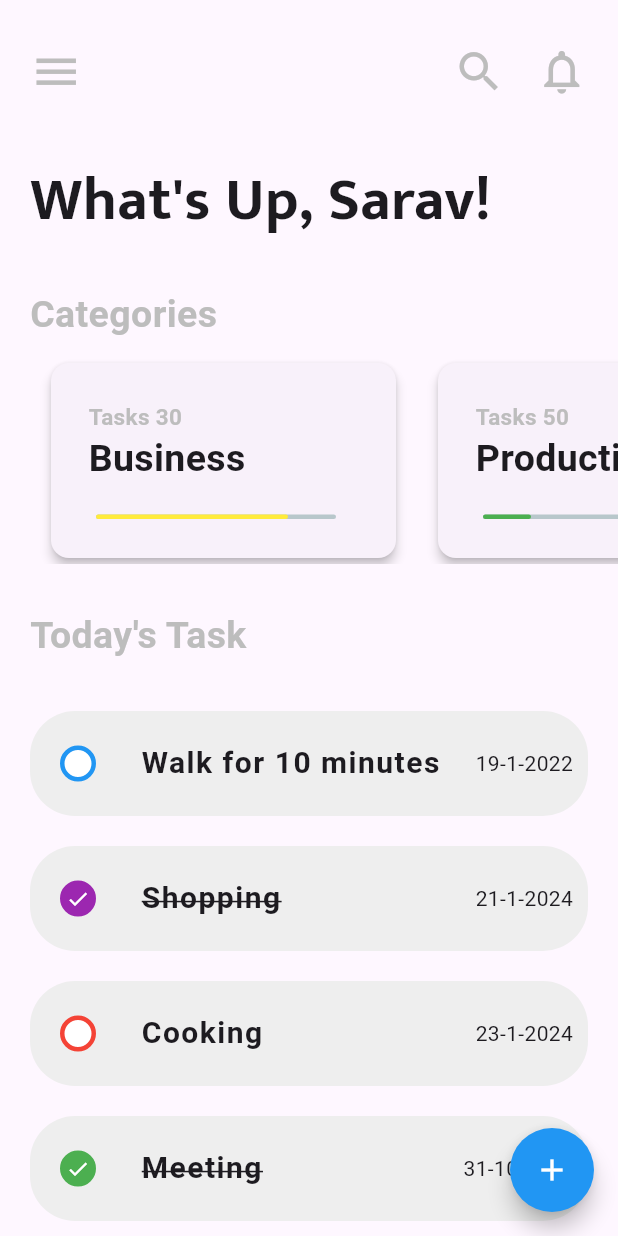
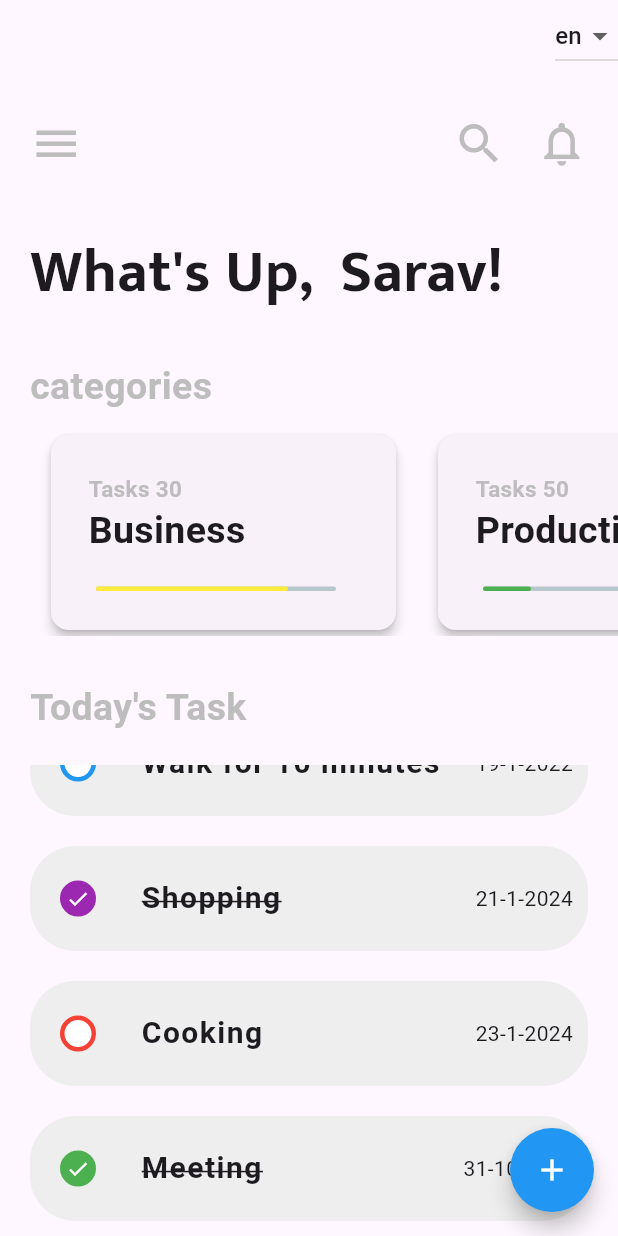
Before and after one commit to saravanan-sarav/todo_app_flutter, a Flutter app: the screen it shows after launch, on a phone screen of 412 x 824 dp. Run offline on Flutter 3.47's test engine with Material 3 defaults, Android fonts, the phone set to English and light mode, and no system bars; drawn by our look-alikes of percent_indicator; our stand-ins replace fl_chart, fluttertoast; generated files the repository leaves out were written again.

Commit message:
Drawer and Localization Completed.

```diff
--- /dev/null
+++ b/l10n.yaml
@@ -0,0 +1,3 @@
+arb-dir: lib/l10n
+template-arb-file: app_de.arb
+output-localization-file: app_localizations.dart
--- a/lib/app_bar.dart
+++ b/lib/app_bar.dart
@@ -2,7 +2,9 @@ import 'package:flutter/material.dart';
 import 'package:todo_app/app_color/app_colors.dart';
 
 class AppBarWidget extends StatelessWidget {
-  const AppBarWidget({super.key});
+  final Function() openDrawer;
+
+  const AppBarWidget({super.key, required this.openDrawer});
 
   @override
   Widget build(BuildContext context) {
@@ -13,8 +15,14 @@ class AppBarWidget extends StatelessWidget {
         mainAxisAlignment: MainAxisAlignment.spaceBetween,
         children: [
           GestureDetector(
-                  onTap: null,
-                  child: Icon(Icons.menu, size: 35.0, color: AppColor.grey,),
+            onTap: () {
+              openDrawer();
+            },
+            child: Icon(
+              Icons.menu,
+              size: 35.0,
+              color: AppColor.grey,
+            ),
           ),
           Row(
             children: [
@@ -23,19 +31,24 @@ class AppBarWidget extends StatelessWidget {
                 child: GestureDetector(
                   onTap: null,
                   child: Icon(
-                          Icons.search, size: 35.0, color: AppColor.grey,),
+                    Icons.search,
+                    size: 35.0,
+                    color: AppColor.grey,
+                  ),
                 ),
               ),
               GestureDetector(
                 onTap: null,
                 child: Icon(
-                        Icons.notifications_none_outlined, size: 35.0, color: AppColor.grey,),
+                  Icons.notifications_none_outlined,
+                  size: 35.0,
+                  color: AppColor.grey,
+                ),
               ),
             ],
           )
         ],
       ),
-        )
-    );
+    ));
   }
 }
--- a/lib/constants/basic_constants.dart
+++ b/lib/constants/basic_constants.dart
@@ -1,3 +1,3 @@
 class Constants{
-  static const String username = "Sarav";
+  static const String username = "Sara";
 }
--- a/lib/home_page/categories.dart
+++ b/lib/home_page/categories.dart
@@ -2,6 +2,8 @@ import 'package:flutter/material.dart';
 import 'package:percent_indicator/percent_indicator.dart';
 import 'package:todo_app/app_color/app_colors.dart';
 import 'package:todo_app/model/categories.dart';
+import 'package:flutter_gen/gen_l10n/app_localizations.dart';
+
 
 class CategoriesWidget extends StatefulWidget {
   const CategoriesWidget({super.key});
@@ -14,10 +16,10 @@ class _CategoriesWidgetState extends State<CategoriesWidget> {
   @override
   Widget build(BuildContext context) {
     return Column(crossAxisAlignment: CrossAxisAlignment.start, children: [
-      const Padding(
+       Padding(
         padding: EdgeInsets.fromLTRB(20, 30, 0, 0),
         child: Text(
-          "Categories",
+          AppLocalizations.of(context)!.categories,
           style: TextStyle(
               fontSize: 25, fontWeight: FontWeight.bold, color: AppColor.grey),
         ),
--- a/lib/home_page/today_tasks.dart
+++ b/lib/home_page/today_tasks.dart
@@ -1,6 +1,7 @@
 import 'package:flutter/material.dart';
 import 'package:todo_app/app_color/app_colors.dart';
 import 'package:todo_app/model/tasks.dart';
+import 'package:flutter_gen/gen_l10n/app_localizations.dart';
 
 class TodayTaskWidget extends StatefulWidget {
   const TodayTaskWidget({super.key, required this.tasksList});
@@ -23,11 +24,11 @@ class _TodayTaskWidgetState extends State<TodayTaskWidget> {
   @override
   Widget build(BuildContext context) {
     return Column(crossAxisAlignment: CrossAxisAlignment.start, children: [
-      const Padding(
-        padding: EdgeInsets.fromLTRB(20, 30, 0, 20),
+       Padding(
+        padding: const EdgeInsets.fromLTRB(20, 30, 0, 20),
         child: Text(
-          "Today's Task",
-          style: TextStyle(
+          AppLocalizations.of(context)!.today_Task,
+          style: const TextStyle(
               fontSize: 25, fontWeight: FontWeight.bold, color: AppColor.grey),
         ),
       ),
--- a/lib/main.dart
+++ b/lib/main.dart
@@ -1,38 +1,73 @@
 import 'package:flutter/material.dart';
+import 'package:flutter_gen/gen_l10n/app_localizations.dart';
 import 'package:todo_app/add_todo_page/add_todo.dart';
 import 'package:todo_app/app_bar.dart';
+import 'package:todo_app/drawer.dart';
 import 'package:todo_app/home_page/today_tasks.dart';
 
-import 'constants/basic_constants.dart';
 import 'home_page/categories.dart';
 import 'model/tasks.dart';
 
 void main() {
   runApp(const MaterialApp(
+    debugShowCheckedModeBanner: false,
     home: MyApp(),
   ));
 }
 
-class MyApp extends StatelessWidget {
+class MyApp extends StatefulWidget {
   const MyApp({super.key});
+
+  @override
+  State<MyApp> createState() => _MyAppState();
+}
+
+class _MyAppState extends State<MyApp> {
+  Locale localeMain = const Locale('en'); // Default locale
+
+  // List of supported locales
+  List<Locale> supportedLocales = [
+    const Locale('en'),
+    const Locale('de'),
+  ];
+
+  // Function to handle locale change
+  void changeLocale(Locale? locale) {
+    setState(() {
+      localeMain = locale!;
+    });
+  }
 
   // This widget is the root of your application.
   @override
   Widget build(BuildContext context) {
     return MaterialApp(
-      title: 'Todo - Manage Tasks',
-      debugShowCheckedModeBanner: false,
-      theme: ThemeData(
-        colorScheme: ColorScheme.fromSeed(seedColor: Colors.deepPurple),
-        useMaterial3: true,
-      ),
-      home: const HomePage(),
-    );
+        title: 'Todo - Manage Tasks',
+        theme: ThemeData(
+          colorScheme: ColorScheme.fromSeed(seedColor: Colors.deepPurple),
+          useMaterial3: true,
+        ),
+        localizationsDelegates: AppLocalizations.localizationsDelegates,
+        home: HomePage(
+            locale: localeMain,
+            changeLocale: changeLocale,
+            supportedLocales: supportedLocales),
+        supportedLocales: AppLocalizations.supportedLocales,
+        locale: localeMain);
   }
 }
 
 class HomePage extends StatefulWidget {
-  const HomePage({super.key});
+  const HomePage({
+    super.key,
+    required this.locale,
+    required this.changeLocale,
+    required this.supportedLocales,
+  });
+
+  final Function(Locale) changeLocale;
+  final Locale locale;
+  final List<Locale> supportedLocales;
 
   @override
   State<HomePage> createState() => _HomePageState();
@@ -40,11 +75,17 @@ class HomePage extends StatefulWidget {
 
 class _HomePageState extends State<HomePage> {
   late List<Task> tasksList;
+  late Locale _locale;
+  late List<Locale> _supportedLocales;
+  late Function(Locale) changeLocale;
 
   @override
   void initState() {
     super.initState();
     tasksList = tasks;
+    _locale = widget.locale;
+    _supportedLocales = widget.supportedLocales;
+    changeLocale = widget.changeLocale;
   }
 
   void _navigateToAddTodoPage(BuildContext context) async {
@@ -54,6 +95,12 @@ class _HomePageState extends State<HomePage> {
     );
     tasks.add(result);
     setState(() {});
+  }
+
+  final GlobalKey<ScaffoldState> _scaffoldKey = GlobalKey<ScaffoldState>();
+
+  void openDrawer() {
+    _scaffoldKey.currentState!.openDrawer();
   }
 
   @override
@@ -83,16 +130,37 @@ class _HomePageState extends State<HomePage> {
             ),
           ),
         ),
+        key: _scaffoldKey,
+        drawer: const DrawerWidget(),
         body: Column(
           crossAxisAlignment: CrossAxisAlignment.start,
           children: [
-            const AppBarWidget(),
+            SafeArea(
+              child: Container(
+                alignment: Alignment.topRight,
+                child: DropdownButton<Locale>(
+                  value: _locale,
+                  onChanged: (Locale? newLocale) {
+                    changeLocale(newLocale!);
+                  },
+                  items: _supportedLocales.map((Locale locale) {
+                    return DropdownMenuItem<Locale>(
+                      value: locale,
+                      child: Text(locale.languageCode),
+                    );
+                  }).toList(),
+                ),
+              ),
+            ),
+            AppBarWidget(
+              openDrawer: openDrawer,
+            ),
             Container(
               alignment: Alignment.topLeft,
-              child: const Padding(
-                padding: EdgeInsets.fromLTRB(20, 40, 0, 0),
-                child: Text("What's Up, ${Constants.username}!",
-                    style: TextStyle(
+              child: Padding(
+                padding: const EdgeInsets.fromLTRB(20, 40, 0, 0),
+                child: Text(AppLocalizations.of(context)!.user_status("Sarav"),
+                    style: const TextStyle(
                         fontWeight: FontWeight.bold,
                         fontSize: 40,
                         fontFamily: "mukta")),
```
Also changed, not shown: lib/add_todo_page/add_todo.dart (+7 -5 lines), lib/drawer.dart (added, +167 -0 lines), lib/l10n/app_de.arb (added, +12 -0 lines), lib/l10n/app_en.arb (added, +12 -0 lines), pubspec.yaml (+14 -9 lines), assets/images/profile_image.png (added), pubspec.lock. Lines whose indentation alone changed are shown as unchanged.
